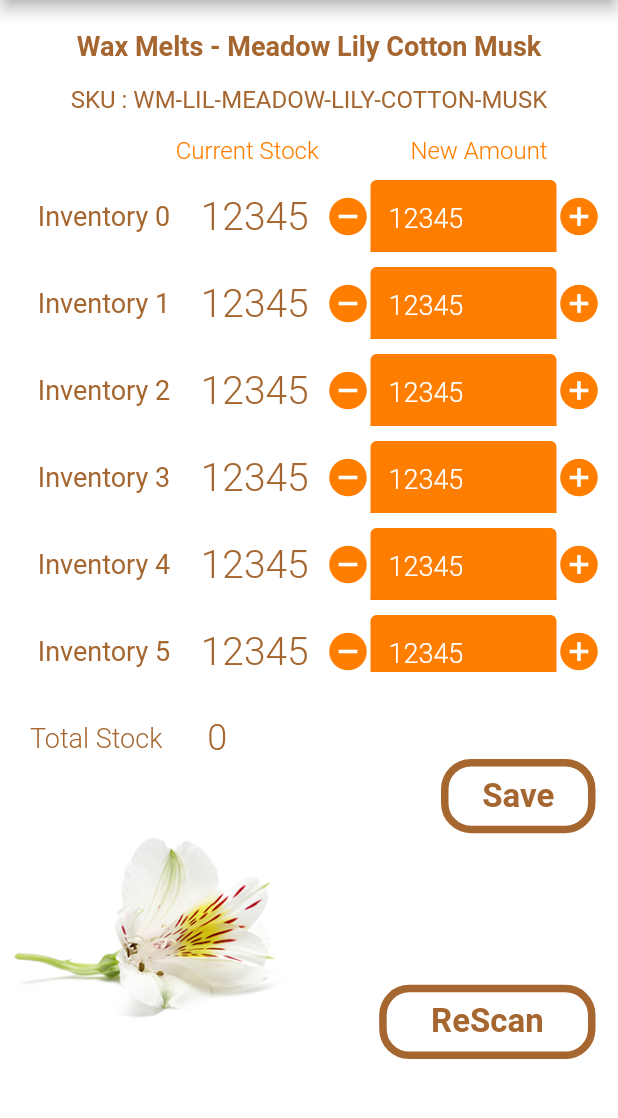
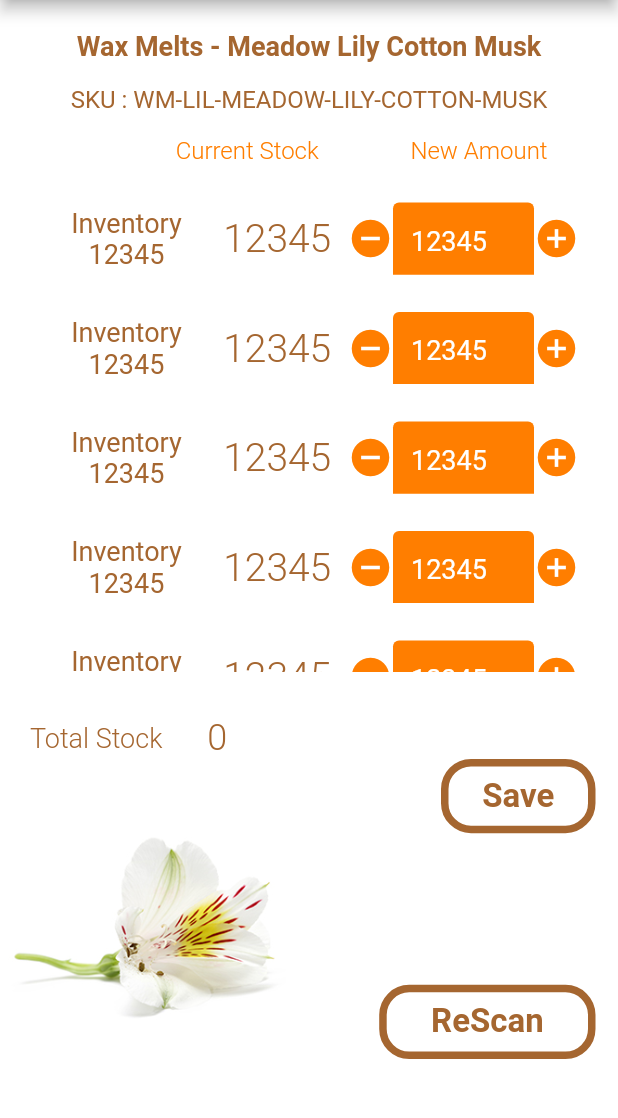
Before and after one commit to cradledev/picknmelt, a Flutter app: the SerachResultPage screen opened directly, after a tap on "Save", on a phone screen of 412 x 824 dp, the part 84-1202 px from its top. Run offline on Flutter 3.47's test engine with Material 2 defaults, Android fonts, the light colour scheme and no system bars; drawn by our look-alikes of pull_to_refresh, sliding_up_panel; our stand-ins replace shared_preferences, toast; missing offline and left inert: qr_code_scanner; accounts and stored records are empty; Roboto replaces fonts that are missing (HandOfSean, OpenSans); statements that could not run were skipped.

Commit message:
semi final

```diff
--- a/lib/pages/searchresult_page.dart
+++ b/lib/pages/searchresult_page.dart
@@ -2,14 +2,17 @@ import 'package:flutter/material.dart';
 import 'package:flutter/cupertino.dart';
 import 'package:flutter/rendering.dart';
 import 'package:provider/provider.dart';
+
 import 'package:picknmelt/store/index.dart';
 import 'package:picknmelt/widgets/custom_searchbtn.dart';
 import 'package:sliding_up_panel/sliding_up_panel.dart';
 
+import 'package:pull_to_refresh/pull_to_refresh.dart';
 // page
-import 'package:picknmelt/widgets/cart_list.dart';
+import 'package:picknmelt/widgets/stock_item.dart';
 import 'package:picknmelt/widgets/cart_total.dart';
 import 'package:picknmelt/pages/scanner_page.dart';
+import 'package:picknmelt/pages/login_page.dart';
 import 'dart:convert';
 
 class SerachResultPage extends StatefulWidget {
@@ -21,6 +24,10 @@ class SerachResultPage extends StatefulWidget {
 
 class _SerachResultPage extends State<SerachResultPage> {
   AppState state;
+
+  RefreshController _refreshController =
+      RefreshController(initialRefresh: false);
+
   TextEditingController _searchController;
   PanelController _pc;
   final double _initFabHeight = 50.0;
@@ -44,13 +51,19 @@ class _SerachResultPage extends State<SerachResultPage> {
     _delta = 50;
     getStockData();
     setState(() {});
+    print(jsonDecode(state.sp.getString('user')));
   }
 
   void getStockData() async {
+    setState(() {
+      status = true;
+    });
     var _data = await state.loadInterestJsonFile("data/test.json");
+    Future.delayed(const Duration(seconds: 2), () {
       setState(() {
         items.addAll(jsonDecode(_data));
         status = false;
+      });
     });
   }
 
@@ -74,12 +87,20 @@ class _SerachResultPage extends State<SerachResultPage> {
     });
   }
 
+  void logOut() async {
+    await state.sp.clear();
+    Navigator.push(
+        context, MaterialPageRoute(builder: (context) => const LoginPage()));
+  }
+
   @override
   Widget build(BuildContext context) {
     Color backColor = Colors.white;
     _panelHeightOpen = MediaQuery.of(context).size.height * .35;
     TextStyle headerText = Theme.of(context).textTheme.headline4;
-    return Scaffold(
+    return WillPopScope(
+      onWillPop: () {},
+      child: Scaffold(
         resizeToAvoidBottomInset: true,
         backgroundColor: backColor,
         appBar: _show
@@ -117,8 +138,8 @@ class _SerachResultPage extends State<SerachResultPage> {
           body: _body(),
           onPanelSlide: (double pos) {
             setState(() {
-            _fabHeight =
-                pos * (_panelHeightOpen - _panelHeightClosed) + _initFabHeight;
+              _fabHeight = pos * (_panelHeightOpen - _panelHeightClosed) +
+                  _initFabHeight;
               if (pos == 0.0) {
                 _show = true;
               }
@@ -150,6 +171,7 @@ class _SerachResultPage extends State<SerachResultPage> {
                     )
               : const SizedBox(
                   height: 0,
+                ),
         ),
       ),
     );
@@ -248,7 +270,83 @@ class _SerachResultPage extends State<SerachResultPage> {
                       Expanded(
                         child: Padding(
                           padding: EdgeInsets.zero,
-                          child: CartList(cartData: items),
+                          child: SmartRefresher(
+                            controller: _refreshController,
+                            enablePullUp: true,
+                            enablePullDown: true,
+                            header: const WaterDropHeader(),
+                            child: (items.isEmpty)
+                                ? const Center(
+                                    child: Text(
+                                      "No data yet.",
+                                      style: TextStyle(
+                                        fontFamily: "OpenSans",
+                                        fontSize: 16,
+                                        color: Colors.black,
+                                      ),
+                                    ),
+                                  )
+                                : SingleChildScrollView(
+                                    child: Column(
+                                      children: <Widget>[
+                                        for (var item in items)
+                                          Container(
+                                            child: StockItem(
+                                              data: item,
+                                            ),
+
+                                            width: MediaQuery.of(context)
+                                                .size
+                                                .width,
+                                            padding: const EdgeInsets.only(
+                                              left: 15,
+                                              right: 15,
+                                              top: 15,
+                                            ),
+                                            // margin: EdgeInsets.only(bottom: 20),
+                                          ),
+                                      ],
+                                    ),
+                                  ),
+                            footer: CustomFooter(
+                              builder: (BuildContext context, LoadStatus mode) {
+                                Widget body;
+                                if (mode == LoadStatus.idle) {
+                                  body = const Text("pull up load");
+                                } else if (mode == LoadStatus.loading) {
+                                  body = const CupertinoActivityIndicator();
+                                } else if (mode == LoadStatus.failed) {
+                                  body = const Text("Load Failed!Click retry!");
+                                } else if (mode == LoadStatus.canLoading) {
+                                  body = const Text("release to load more");
+                                } else {
+                                  body = const Text("No more Data");
+                                }
+                                // if (nextPage == null) {
+                                //   body = Text("");
+                                // }
+                                return SizedBox(
+                                  height: 55.0,
+                                  child: Center(child: body),
+                                );
+                              },
+                            ),
+                            onRefresh: () {
+                              setState(() {
+                                items = [];
+                              });
+                              getStockData();
+                              _refreshController.refreshCompleted();
+                            },
+                            onLoading: () {
+                              if (items.isEmpty) {
+                                _refreshController.loadNoData();
+                              } else {
+                                getStockData();
+                              }
+                              _refreshController.loadComplete();
+                            },
+                          ),
                         ),
                       ),
                       const SizedBox(height: 30),
@@ -297,7 +395,13 @@ class _SerachResultPage extends State<SerachResultPage> {
           ),
           Row(
             mainAxisAlignment: MainAxisAlignment.start,
-            children: const <Widget>[
+            children: <Widget>[
+              InkWell(
+                onTap: () {
+                  logOut();
+                },
+                child: Row(
+                  children: const [
                     Icon(
                       Icons.logout,
                       color: Colors.white,
@@ -312,6 +416,9 @@ class _SerachResultPage extends State<SerachResultPage> {
                         fontWeight: FontWeight.normal,
                         fontSize: 22.0,
                         color: Colors.white,
+                      ),
+                    ),
+                  ],
                 ),
               ),
             ],
@@ -411,7 +518,9 @@ class _SerachResultPage extends State<SerachResultPage> {
               Expanded(
                   flex: 1,
                   child: SearchButton(
-                    onTap: () {},
+                    onTap: () {
+                      FocusScope.of(context).requestFocus(FocusNode());
+                    },
                     text: 'Search',
                   ))
             ],
--- a/lib/widgets/cart_list.dart
+++ /dev/null
@@ -1,116 +0,0 @@
-import 'package:flutter/material.dart';
-
-class CartList extends StatelessWidget {
-  const CartList({Key key, this.cartData}) : super(key: key);
-  final cartData;
-
-  @override
-  Widget build(BuildContext context) {
-    return ListView.builder(
-      itemCount: cartData.length,
-      shrinkWrap: false,
-      physics: const ScrollPhysics(),
-      itemBuilder: (context, index) {
-        return Container(
-          padding: const EdgeInsets.only(left: 5, right: 5, top: 5, bottom: 5),
-          child: Row(
-            mainAxisAlignment: MainAxisAlignment.start,
-            children: [
-              Container(
-                alignment: Alignment.center,
-                width: MediaQuery.of(context).size.width * 0.3,
-                padding: const EdgeInsets.only(left: 5),
-                child: Text(
-                  "Inventory $index",
-                  textAlign: TextAlign.center,
-                  style: const TextStyle(
-                      fontSize: 18.0,
-                      fontWeight: FontWeight.normal,
-                      color: Color.fromRGBO(165, 102, 48, 1),
-                      fontFamily: 'HandOfSean'),
-                ),
-              ),
-              Container(
-                alignment: Alignment.center,
-                width: MediaQuery.of(context).size.width * 0.2,
-                padding: EdgeInsets.zero,
-                child: Text(
-                  cartData[index]['name'].toString(),
-                  style: const TextStyle(
-                    fontSize: 26.0,
-                    fontWeight: FontWeight.w300,
-                    fontFamily: "OpenSans",
-                    color: Color.fromRGBO(165, 102, 48, 1),
-                  ),
-                ),
-              ),
-              Expanded(
-                child: Padding(
-                  padding: const EdgeInsets.only(left: 6, right: 6),
-                  child: Row(
-                    mainAxisAlignment: MainAxisAlignment.start,
-                    children: [
-                      GestureDetector(
-                        onTap: () {},
-                        child: Icon(
-                          Icons.remove_circle_sharp,
-                          size: 30.0,
-                          color: Theme.of(context).primaryColor,
-                        ),
-                      ),
-                      Expanded(
-                        child: TextField(
-                          textAlignVertical: TextAlignVertical.center,
-                          maxLines: 1,
-                          obscureText: false,
-                          textInputAction: TextInputAction.done,
-                          keyboardType: TextInputType.number,
-                          onChanged: (text) {},
-                          decoration: InputDecoration(
-                            filled: true,
-                            fillColor: Theme.of(context).primaryColor,
-                            hintText: cartData[index]['name'].toString(),
-                            // contentPadding: const EdgeInsets.only(
-                            //     left: 10.0, bottom: 5.0, top: 5.0),
-                            hintStyle: const TextStyle(
-                              fontSize: 18.0,
-                              fontWeight: FontWeight.w300,
-                              fontFamily: "HandOfSean",
-                              color: Colors.white,
-                            ),
-                            focusedBorder: OutlineInputBorder(
-                              borderSide: BorderSide(
-                                  color: Theme.of(context).primaryColor),
-                            ),
-                            enabledBorder: UnderlineInputBorder(
-                              borderSide: BorderSide(
-                                  color: Theme.of(context).primaryColor),
-                            ),
-                          ),
-                        ),
-                      ),
-                      GestureDetector(
-                        onTap: () {},
-                        child: Icon(
-                          Icons.add_circle_sharp,
-                          color: Theme.of(context).primaryColor,
-                          size: 30.0,
-                        ),
-                      ),
-                      // IconButton(
-                      //   padding: EdgeInsets.zero,
-                      //   color: const Color.fromRGBO(255, 126, 0, 1.0),
-                      //   icon: const Icon(Icons.add_circle_sharp),
-                      //   onPressed: () {},
-                      // ),
-                    ],
-                  ),
-                ),
-              ),
-            ],
-          ),
-        );
-      },
-    );
-  }
-}
--- /dev/null
+++ b/lib/widgets/stock_item.dart
@@ -0,0 +1,163 @@
+import 'package:flutter/material.dart';
+import 'package:flutter/cupertino.dart';
+import 'package:flutter/rendering.dart';
+import 'package:provider/provider.dart';
+
+import 'package:picknmelt/store/index.dart';
+
+class StockItem extends StatefulWidget {
+  final Map data;
+  const StockItem({Key key, this.data}) : super(key: key);
+  @override
+  _StockItem createState() => _StockItem();
+}
+
+class _StockItem extends State<StockItem> {
+  AppState state;
+  TextEditingController _itemAmountController;
+
+  @override
+  void initState() {
+    super.initState();
+    state = Provider.of<AppState>(context, listen: false);
+    _itemAmountController = TextEditingController();
+    _itemAmountController.text = widget.data['name'];
+  }
+
+  @override
+  Widget build(BuildContext context) {
+    // ignore: todo
+    // TODO: implement build
+    return Container(
+      padding: const EdgeInsets.only(left: 5, right: 5, top: 5, bottom: 5),
+      child: Row(
+        mainAxisAlignment: MainAxisAlignment.start,
+        children: [
+          Container(
+            alignment: Alignment.center,
+            width: MediaQuery.of(context).size.width * 0.3,
+            padding: const EdgeInsets.only(left: 5),
+            child: Text(
+              "Inventory ${widget.data['name']}",
+              textAlign: TextAlign.center,
+              style: const TextStyle(
+                  fontSize: 18.0,
+                  fontWeight: FontWeight.normal,
+                  color: Color.fromRGBO(165, 102, 48, 1),
+                  fontFamily: 'HandOfSean'),
+            ),
+          ),
+          Container(
+            alignment: Alignment.center,
+            width: MediaQuery.of(context).size.width * 0.2,
+            padding: EdgeInsets.zero,
+            child: Text(
+              widget.data['name'].toString(),
+              style: const TextStyle(
+                fontSize: 26.0,
+                fontWeight: FontWeight.w300,
+                fontFamily: "OpenSans",
+                color: Color.fromRGBO(165, 102, 48, 1),
+              ),
+            ),
+          ),
+          Expanded(
+            child: Padding(
+              padding: const EdgeInsets.only(left: 6, right: 6),
+              child: Row(
+                mainAxisAlignment: MainAxisAlignment.start,
+                children: [
+                  GestureDetector(
+                    onTap: () {
+                      String _stockAmount = _itemAmountController.text;
+                      if (_stockAmount.trim().isNotEmpty) {
+                        int _temp = int.parse(_stockAmount);
+
+                        _temp = _temp - 1;
+                        if (_temp < 1) _temp = 1;
+                        _itemAmountController.text = _temp.toString();
+                        state.notifyToastDanger(
+                            context: context, message: _temp.toString());
+                      }
+                    },
+                    child: Icon(
+                      Icons.remove_circle_sharp,
+                      size: 30.0,
+                      color: Theme.of(context).primaryColor,
+                    ),
+                  ),
+                  Expanded(
+                    child: TextField(
+                      textAlignVertical: TextAlignVertical.center,
+                      maxLines: 1,
+                      obscureText: false,
+                      textInputAction: TextInputAction.done,
+                      keyboardType: TextInputType.number,
+                      controller: _itemAmountController,
+                      onChanged: (text) {
+                        String _stockAmount = text;
+                        state.notifyToastDanger(
+                            context: context, message: _stockAmount.toString());
+                      },
+                      decoration: InputDecoration(
+                        filled: true,
+                        fillColor: Theme.of(context).primaryColor,
+                        hintText: widget.data['name'].toString(),
+                        // contentPadding: const EdgeInsets.only(
+                        //     left: 10.0, bottom: 5.0, top: 5.0),
+                        hintStyle: const TextStyle(
+                          fontSize: 18.0,
+                          fontWeight: FontWeight.w300,
+                          fontFamily: "HandOfSean",
+                          color: Colors.white,
+                        ),
+                        focusedBorder: OutlineInputBorder(
+                          borderSide:
+                              BorderSide(color: Theme.of(context).primaryColor),
+                        ),
+                        enabledBorder: UnderlineInputBorder(
+                          borderSide:
+                              BorderSide(color: Theme.of(context).primaryColor),
+                        ),
+                      ),
+                    ),
+                  ),
+                  GestureDetector(
+                    onTap: () {
+                      String _stockAmount = _itemAmountController.text;
+                      if (_stockAmount.trim().isNotEmpty) {
+                        int _temp = int.parse(_stockAmount);
+                        _temp = _temp + 1;
+                        if (_temp < 1) _temp = 1;
+                        _itemAmountController.text = _temp.toString();
+                        state.notifyToastDanger(
+                            context: context, message: _temp.toString());
+                      } else {
+                        int _temp = 0;
+                        _temp = _temp + 1;
+                        _itemAmountController.text = _temp.toString();
+                        state.notifyToastDanger(
+                            context: context, message: _temp.toString());
+                      }
+                    },
+                    child: Icon(
+                      Icons.add_circle_sharp,
+                      color: Theme.of(context).primaryColor,
+                      size: 30.0,
+                    ),
+                  ),
+                  // IconButton(
+                  //   padding: EdgeInsets.zero,
+                  //   color: const Color.fromRGBO(255, 126, 0, 1.0),
+                  //   icon: const Icon(Icons.add_circle_sharp),
+                  //   onPressed: () {},
+                  // ),
+                ],
+              ),
+            ),
+          ),
+        ],
+      ),
+    );
+  }
+}
--- a/pubspec.yaml
+++ b/pubspec.yaml
@@ -45,6 +45,7 @@ dev_dependencies:
   shared_preferences: ^0.5.6
   sliding_up_panel: ^2.0.0+1
   qr_code_scanner: ^0.7.0
+  pull_to_refresh: ^2.0.0
   # The "flutter_lints" package below contains a set of recommended lints to
   # encourage good coding practices. The lint set provided by the package is
   # activated in the `analysis_options.yaml` file located at the root of your
```
Also changed, not shown: lib/pages/landing_page.dart (+25 -2 lines), lib/pages/login_page.dart (+28 -28 lines), pubspec.lock. Lines whose indentation alone changed are shown as unchanged.
